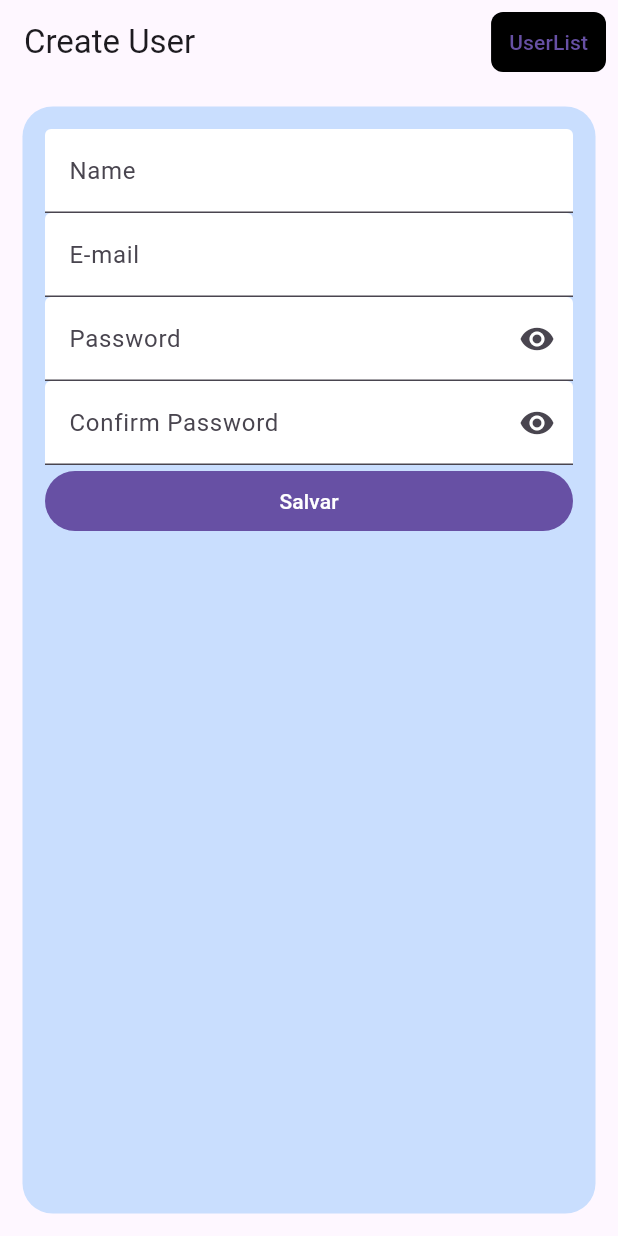
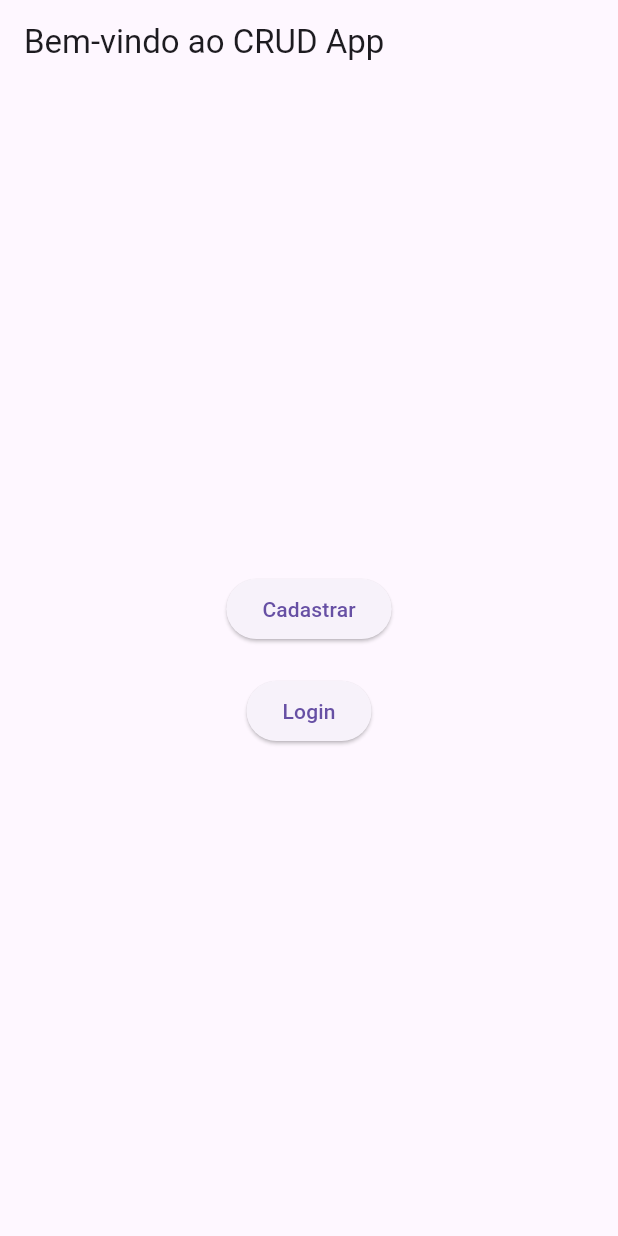
Before and after one commit to marceloifpe/Sistema_Inclusion_Teragon, a Flutter app: the screen it shows after launch, on a phone screen of 412 x 824 dp. Run offline on Flutter 3.47's test engine with Material 3 defaults, Android fonts, the phone set to English and light mode, and no system bars.

Commit message:
criando_homepage_App_LOGIN_page

```diff
--- /dev/null
+++ b/flutter_application_1/lib/home_page.dart
@@ -0,0 +1,35 @@
+import 'package:flutter/material.dart';
+import 'package:flutter_application_1/user_form.dart';
+
+class HomePage extends StatelessWidget {
+  const HomePage({super.key});
+
+  @override
+  Widget build(BuildContext context) {
+    return Scaffold(
+      appBar: AppBar(
+        title: Text('Bem-vindo ao CRUD App'),
+      ),
+      body: Center(
+        child: Column(
+          mainAxisAlignment: MainAxisAlignment.center,
+          children: [
+            ElevatedButton(
+              onPressed: () {
+                Navigator.pushNamed(context, "/create"); // Navega para o cadastro
+              },
+              child: Text('Cadastrar'),
+            ),
+            SizedBox(height: 20),
+            ElevatedButton(
+              onPressed: () {
+                Navigator.pushNamed(context, "/login"); // Futuramente irá para a tela de login
+              },
+              child: Text('Login'),
+            ),
+          ],
+        ),
+      ),
+    );
+  }
+}
--- a/flutter_application_1/lib/main.dart
+++ b/flutter_application_1/lib/main.dart
@@ -2,7 +2,8 @@ import 'package:flutter/material.dart';
 import 'package:flutter_application_1/user_form.dart';
 import 'package:flutter_application_1/user_list.dart';
 import 'package:flutter_application_1/user_provider.dart';
-
+import 'package:flutter_application_1/home_page.dart';
+import 'package:flutter_application_1/login_page.dart'; // Importa a nova tela de login
 import 'user_view.dart';
 
 void main() {
@@ -17,10 +18,11 @@ class MyApp extends StatelessWidget {
     return UserProvider(
       child: MaterialApp(
         title: 'CRUD APP',
-        home: UserForm(),
+        home: HomePage(),
         routes: {
           "/create": (_) => UserForm(),
           "/list": (_) => UserList(),
+          "/login": (_) => LoginPage(), // Define a nova tela de login
           "/view": (_) => UserView(),
         },
       ),
```
Also changed, not shown: flutter_application_1/lib/login_page.dart (added, +70 -0 lines).
